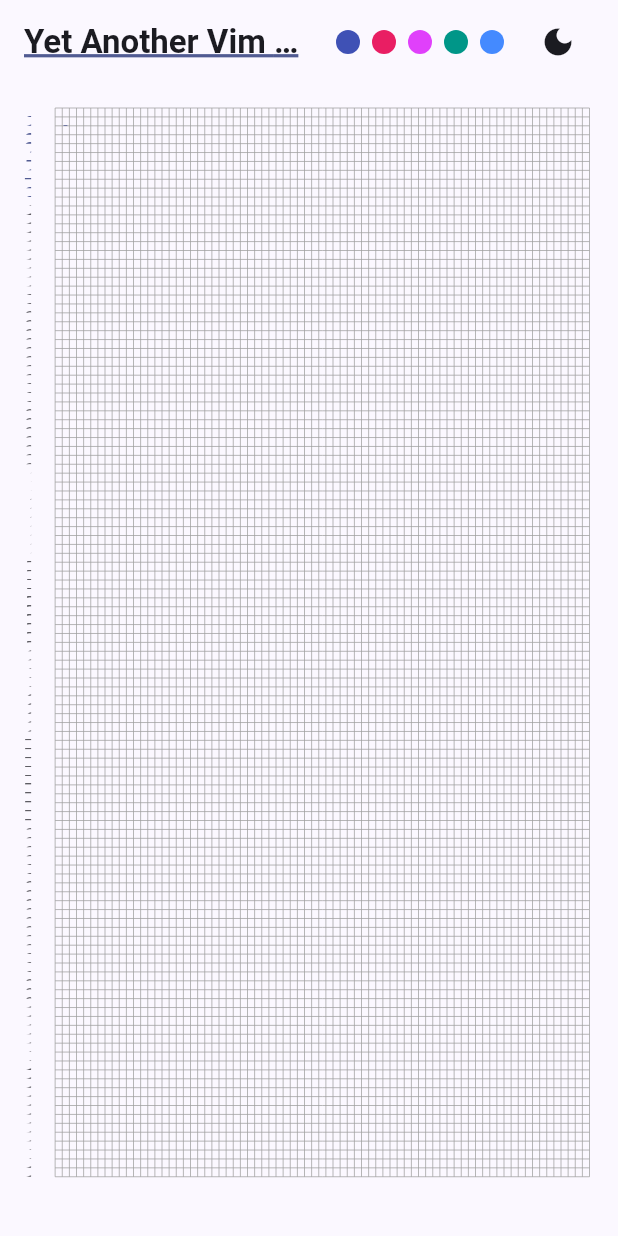
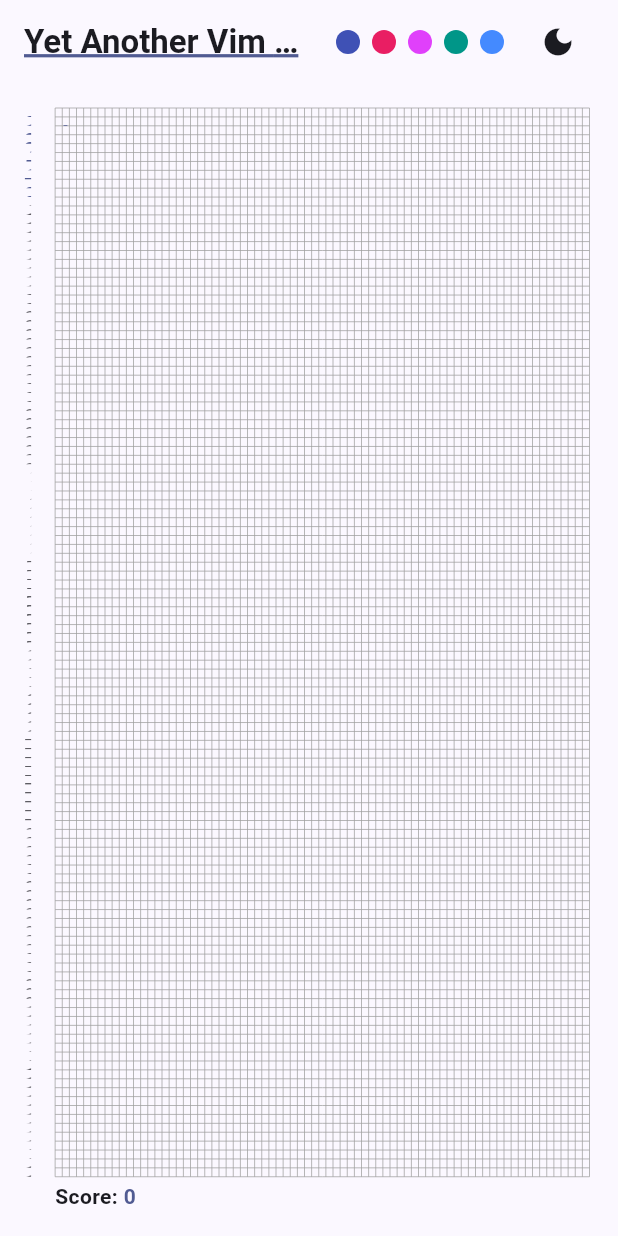
Before and after one commit to JosephKorel/vim_game, a Flutter app: the screen it shows after launch, after a tap on the "light mode" icon, on a phone screen of 412 x 824 dp. Run offline on Flutter 3.47's test engine with Material 3 defaults, Android fonts, the light colour scheme and no system bars; our stand-ins replace flutter_riverpod, riverpod_annotation; generated files the repository leaves out were written again.

Commit message:
feat: create score provider and widget

```diff
--- a/lib/grid.dart
+++ b/lib/grid.dart
@@ -6,6 +6,7 @@ import 'package:vim_game/keyboard_listener.dart';
 import 'package:vim_game/line_counter.dart';
 import 'package:vim_game/pressed_keys.dart';
 import 'package:vim_game/providers/providers.dart';
+import 'package:vim_game/score_widget.dart';
 import 'package:vim_game/target_widget.dart';
 import 'package:vim_game/theme/utils.dart';
 import 'package:vim_game/theme_switch.dart';
@@ -38,27 +39,30 @@ class EditorGrid extends StatelessWidget {
       ),
       body: Padding(
         padding: const EdgeInsets.symmetric(horizontal: 16, vertical: 16),
-        child: Column(
-          children: [
-            Expanded(
         child: LayoutBuilder(builder: (context, constraints) {
           final screenWidth = constraints.maxWidth;
-                final screenHeight = constraints.maxHeight;
           final squareWidth = screenWidth / 80;
           final squareHeight = squareWidth * 1.25;
           final squareSize = Size(squareWidth, squareHeight);
+          return Column(
+            crossAxisAlignment: CrossAxisAlignment.stretch,
+            children: [
+              Expanded(
+                child: LayoutBuilder(
+                  builder: (context, constraints) {
                     return Row(
                       children: [
                         LineCounter(
-                        squareSize: squareSize, maxHeight: screenHeight),
+                          squareSize: squareSize,
+                          maxHeight: constraints.maxHeight,
+                        ),
                         const SizedBox(
                           width: 16,
                         ),
                         Expanded(
-                      child: LayoutBuilder(builder: (context, constraints) {
-                        return KeyboardListenerView(
-                          screenSize:
-                              Size(constraints.maxWidth, constraints.maxHeight),
+                          child: KeyboardListenerView(
+                            screenSize: Size(
+                                constraints.maxWidth, constraints.maxHeight),
                             squareSize: squareSize,
                             child: Stack(
                               children: [
@@ -82,16 +86,28 @@ class EditorGrid extends StatelessWidget {
                                 ),
                               ],
                             ),
+                          ),
+                        ),
+                      ],
                     );
-                      }),
+                  },
+                ),
+              ),
+              Row(
+                mainAxisAlignment: MainAxisAlignment.spaceBetween,
+                children: [
+                  // The line widget's width is the same as the square width
+                  // Plus a sized box separating it from the grid
+                  Padding(
+                    padding: EdgeInsets.only(left: squareWidth + 16),
+                    child: const ScoreWidget(),
+                  ),
+                  const PressedKeys(),
+                ],
               ),
             ],
           );
         }),
-            ),
-            const PressedKeys(),
-          ],
-        ),
       ),
     );
   }
--- a/lib/providers/providers.dart
+++ b/lib/providers/providers.dart
@@ -76,3 +76,15 @@ class Mode extends _$Mode {
     state = mode;
   }
 }
+
+@riverpod
+class Score extends _$Score {
+  @override
+  int build() {
+    return 0;
+  }
+
+  void incrementScore() {
+    state++;
+  }
+}
--- /dev/null
+++ b/lib/score_widget.dart
@@ -0,0 +1,28 @@
+import 'package:flutter/material.dart';
+import 'package:flutter_riverpod/flutter_riverpod.dart';
+import 'package:vim_game/providers/providers.dart';
+import 'package:vim_game/theme/utils.dart';
+
+class ScoreWidget extends ConsumerWidget {
+  const ScoreWidget({super.key});
+
+  @override
+  Widget build(BuildContext context, WidgetRef ref) {
+    final score = ref.watch(scoreProvider);
+    return Row(
+      children: [
+        Text(
+          'Score: ',
+          style: context.bodyMedium.copyWith(fontWeight: FontWeight.w600),
+        ),
+        Text(
+          '$score',
+          style: context.bodyMedium.copyWith(
+            fontWeight: FontWeight.w600,
+            color: context.primary,
+          ),
+        ),
+      ],
+    );
+  }
+}
--- a/lib/target_widget.dart
+++ b/lib/target_widget.dart
@@ -27,16 +27,21 @@ class _TargetState extends ConsumerState<Target> {
     });
   }
 
-  void _onCarretPositionChange(Offset carretOffset) {
+  void _onCursorPositionChange(Offset carretOffset) {
     if (_carretOffsetMatchesTarget(carretOffset)) {
+      _setScore();
       _updateTargetPosition();
     }
+  }
+
+  void _setScore() {
+    ref.read(scoreProvider.notifier).incrementScore();
   }
 
   @override
   Widget build(BuildContext context) {
     ref.listen(carretProvider, (previous, next) {
-      _onCarretPositionChange(next.offset);
+      _onCursorPositionChange(next.offset);
     });
 
     final left = _target.offset.dx * widget.squareSize.width;
```
Also changed, not shown: lib/providers/providers.g.dart. Lines whose indentation alone changed are shown as unchanged.
